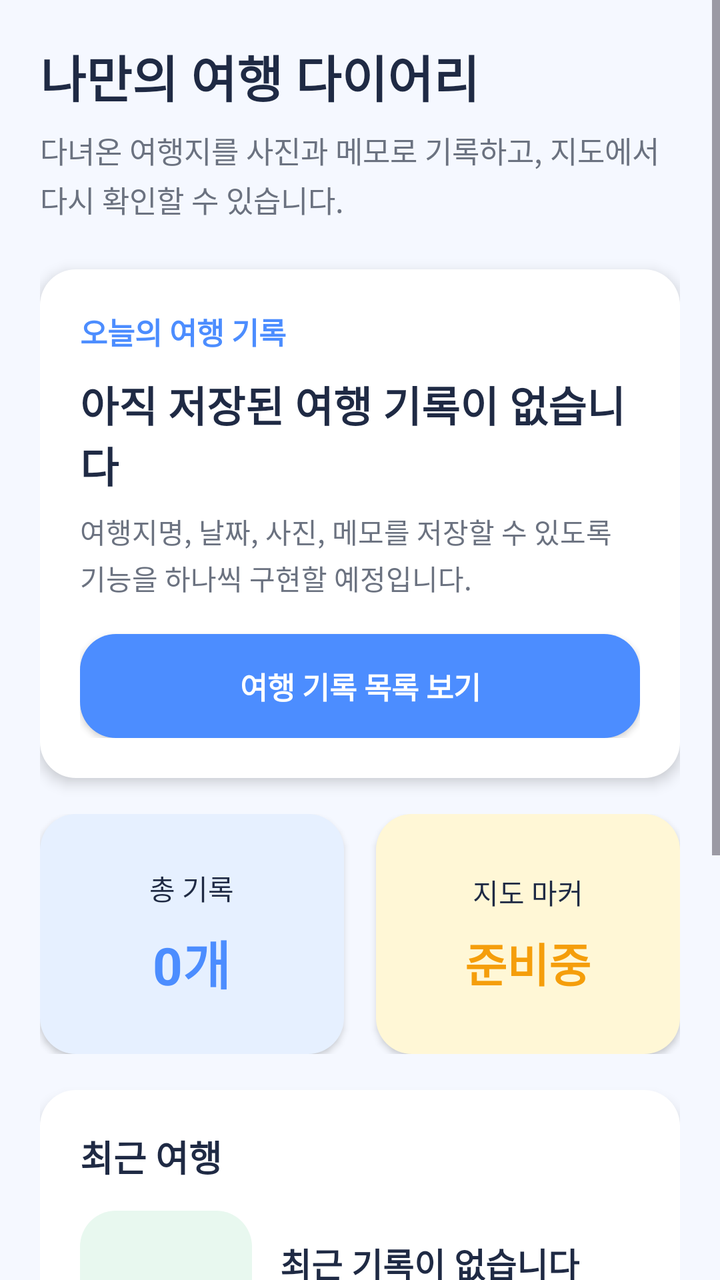
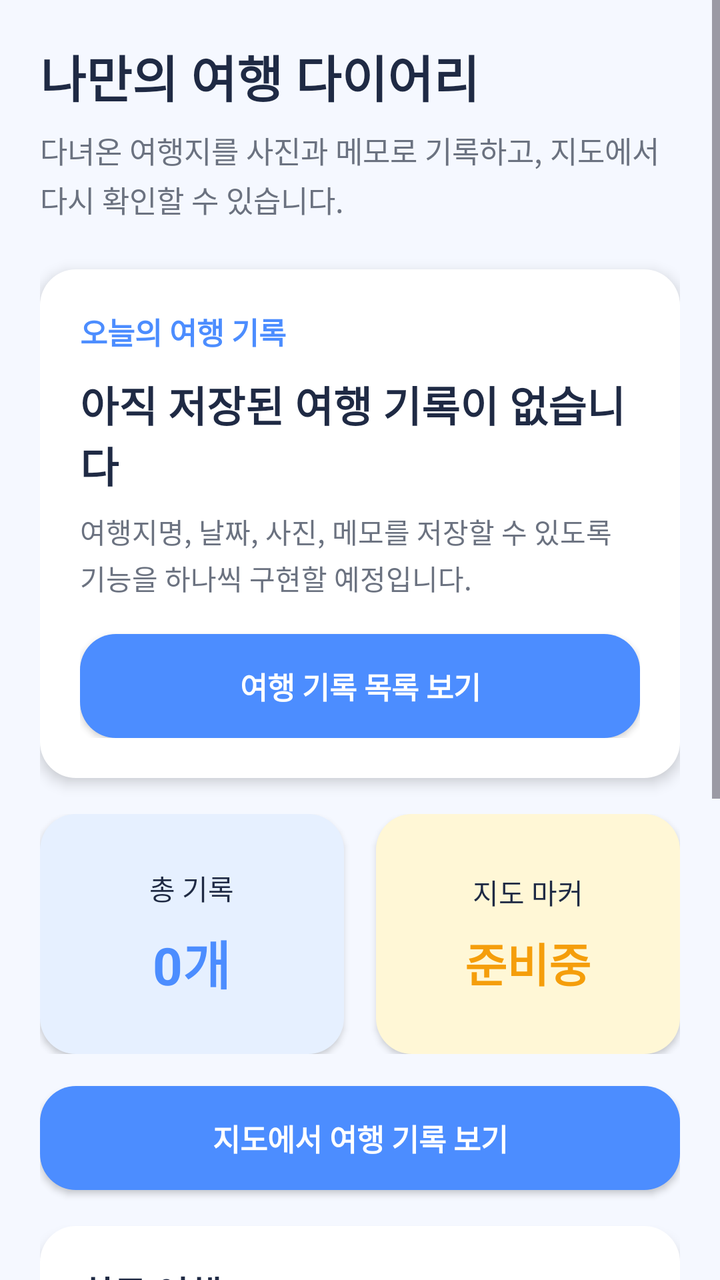

Compare the two renders of this Android layout. The source of the first and the diff that turns it into the second are given below.
<!-- AndroidManifest.xml: application theme Theme.TravelRecordApp -->
<!-- res/layout/fragment_home.xml -->
<?xml version="1.0" encoding="utf-8"?>
<ScrollView xmlns:android="http://schemas.android.com/apk/res/android"
    android:layout_width="match_parent"
    android:layout_height="match_parent"
    android:background="@color/travel_bg"
    android:fillViewport="true">

    <LinearLayout
        android:layout_width="match_parent"
        android:layout_height="wrap_content"
        android:orientation="vertical"
        android:padding="20dp">

        <TextView
            android:id="@+id/tvHomeTitle"
            android:layout_width="match_parent"
            android:layout_height="wrap_content"
            android:text="@string/home_title"
            android:textColor="@color/travel_dark"
            android:textSize="25sp"
            android:textStyle="bold" />

        <TextView
            android:id="@+id/tvHomeDesc"
            android:layout_width="match_parent"
            android:layout_height="wrap_content"
            android:layout_marginTop="8dp"
            android:lineSpacingExtra="3dp"
            android:text="@string/home_desc"
            android:textColor="@color/travel_gray"
            android:textSize="15sp" />

        <LinearLayout
            android:id="@+id/cardToday"
            android:layout_width="match_parent"
            android:layout_height="wrap_content"
            android:layout_marginTop="24dp"
            android:background="@drawable/bg_card_white"
            android:elevation="4dp"
            android:orientation="vertical"
            android:padding="20dp">

            <TextView
                android:layout_width="match_parent"
                android:layout_height="wrap_content"
                android:text="오늘의 여행 기록"
                android:textColor="@color/travel_blue"
                android:textSize="15sp"
                android:textStyle="bold" />

            <TextView
                android:id="@+id/tvTodayMessage"
                android:layout_width="match_parent"
                android:layout_height="wrap_content"
                android:layout_marginTop="10dp"
                android:text="아직 저장된 여행 기록이 없습니다"
                android:textColor="@color/travel_dark"
                android:textSize="21sp"
                android:textStyle="bold" />

            <TextView
                android:layout_width="match_parent"
                android:layout_height="wrap_content"
                android:layout_marginTop="8dp"
                android:lineSpacingExtra="3dp"
                android:text="여행지명, 날짜, 사진, 메모를 저장할 수 있도록 기능을 하나씩 구현할 예정입니다."
                android:textColor="@color/travel_gray"
                android:textSize="14sp" />

            <Button
                android:id="@+id/btnGoList"
                android:layout_width="match_parent"
                android:layout_height="52dp"
                android:layout_marginTop="18dp"
                android:background="@drawable/bg_primary_button"
                android:text="여행 기록 목록 보기"
                android:textAllCaps="false"
                android:textColor="@color/white"
                android:textSize="15sp"
                android:textStyle="bold" />

        </LinearLayout>

        <LinearLayout
            android:id="@+id/summaryArea"
            android:layout_width="match_parent"
            android:layout_height="120dp"
            android:layout_marginTop="18dp"
            android:orientation="horizontal">

            <LinearLayout
                android:layout_width="0dp"
                android:layout_height="match_parent"
                android:layout_marginEnd="8dp"
                android:layout_weight="1"
                android:background="@drawable/bg_card_blue"
                android:elevation="2dp"
                android:gravity="center"
                android:orientation="vertical"
                android:padding="12dp">

                <TextView
                    android:layout_width="wrap_content"
                    android:layout_height="wrap_content"
                    android:text="총 기록"
                    android:textColor="@color/travel_dark"
                    android:textSize="14sp" />

                <TextView
                    android:id="@+id/tvTotalCount"
                    android:layout_width="wrap_content"
                    android:layout_height="wrap_content"
                    android:layout_marginTop="8dp"
                    android:text="0개"
                    android:textColor="@color/travel_blue"
                    android:textSize="26sp"
                    android:textStyle="bold" />

            </LinearLayout>

            <LinearLayout
                android:layout_width="0dp"
                android:layout_height="match_parent"
                android:layout_marginStart="8dp"
                android:layout_weight="1"
                android:background="@drawable/bg_card_yellow"
                android:elevation="2dp"
                android:gravity="center"
                android:orientation="vertical"
                android:padding="12dp">

                <TextView
                    android:layout_width="wrap_content"
                    android:layout_height="wrap_content"
                    android:text="지도 마커"
                    android:textColor="@color/travel_dark"
                    android:textSize="14sp" />

                <TextView
                    android:id="@+id/tvMarkerStatus"
                    android:layout_width="wrap_content"
                    android:layout_height="wrap_content"
                    android:layout_marginTop="8dp"
                    android:text="준비중"
                    android:textColor="@color/travel_orange"
                    android:textSize="23sp"
                    android:textStyle="bold" />

            </LinearLayout>

        </LinearLayout>

        <LinearLayout
            android:id="@+id/cardRecent"
            android:layout_width="match_parent"
            android:layout_height="wrap_content"
            android:layout_marginTop="18dp"
            android:background="@drawable/bg_card_white"
            android:elevation="4dp"
            android:orientation="vertical"
            android:padding="20dp">

            <TextView
                android:layout_width="match_parent"
                android:layout_height="wrap_content"
                android:text="최근 여행"
                android:textColor="@color/travel_dark"
                android:textSize="18sp"
                android:textStyle="bold" />

            <LinearLayout
                android:layout_width="match_parent"
                android:layout_height="96dp"
                android:layout_marginTop="14dp"
                android:orientation="horizontal">

                <TextView
                    android:layout_width="86dp"
                    android:layout_height="86dp"
                    android:background="@drawable/bg_card_green"
                    android:gravity="center"
                    android:text="PHOTO"
                    android:textColor="@color/travel_green"
                    android:textSize="13sp"
                    android:textStyle="bold" />

                <LinearLayout
                    android:layout_width="0dp"
                    android:layout_height="match_parent"
                    android:layout_marginStart="14dp"
                    android:layout_weight="1"
                    android:gravity="center_vertical"
                    android:orientation="vertical">

                    <TextView
                        android:layout_width="match_parent"
                        android:layout_height="wrap_content"
                        android:text="최근 기록이 없습니다"
                        android:textColor="@color/travel_dark"
                        android:textSize="17sp"
                        android:textStyle="bold" />

                    <TextView
                        android:layout_width="match_parent"
                        android:layout_height="wrap_content"
                        android:layout_marginTop="6dp"
                        android:text="여행 기록을 추가하면 이곳에 최근 여행지가 표시됩니다."
                        android:textColor="@color/travel_gray"
                        android:textSize="13sp" />

                </LinearLayout>

            </LinearLayout>

        </LinearLayout>

        <LinearLayout
            android:id="@+id/cardPlan"
            android:layout_width="match_parent"
            android:layout_height="wrap_content"
            android:layout_marginTop="18dp"
            android:layout_marginBottom="24dp"
            android:background="@drawable/bg_card_white"
            android:elevation="4dp"
            android:orientation="vertical"
            android:padding="20dp">

            <TextView
                android:layout_width="match_parent"
                android:layout_height="wrap_content"
                android:text="다음 구현 예정"
                android:textColor="@color/travel_dark"
                android:textSize="18sp"
                android:textStyle="bold" />

            <TextView
                android:layout_width="match_parent"
                android:layout_height="wrap_content"
                android:layout_marginTop="12dp"
                android:lineSpacingExtra="5dp"
                android:text="• 여행 기록 목록 RecyclerView 구현\n• 여행 기록 데이터 클래스 작성\n• SQLiteOpenHelper 기반 DBHelper 구현\n• 기록 추가, 수정, 삭제 기능 연결"
                android:textColor="@color/travel_gray"
                android:textSize="14sp" />

        </LinearLayout>

    </LinearLayout>

</ScrollView>
<!-- resources referenced by this layout -->
<resources>
  <color name="travel_bg">#F5F8FF</color>
  <color name="travel_blue">#4C8DFF</color>
  <color name="travel_dark">#1F2A44</color>
  <color name="travel_gray">#6B7280</color>
  <color name="travel_green">#21A67A</color>
  <color name="travel_orange">#F59E0B</color>
  <color name="white">#FFFFFFFF</color>
  <!-- drawable bg_card_blue (drawable) -->
  <?xml version="1.0" encoding="utf-8"?>
  <shape xmlns:android="http://schemas.android.com/apk/res/android">
      <solid android:color="@color/card_blue" />
      <corners android:radius="18dp" />
  </shape>
  <!-- drawable bg_card_green (drawable) -->
  <?xml version="1.0" encoding="utf-8"?>
  <shape xmlns:android="http://schemas.android.com/apk/res/android">
      <solid android:color="@color/card_green" />
      <corners android:radius="18dp" />
  </shape>
  <!-- drawable bg_card_white (drawable) -->
  <?xml version="1.0" encoding="utf-8"?>
  <shape xmlns:android="http://schemas.android.com/apk/res/android">
      <solid android:color="@color/white" />
      <corners android:radius="18dp" />
  </shape>
  <!-- drawable bg_card_yellow (drawable) -->
  <?xml version="1.0" encoding="utf-8"?>
  <shape xmlns:android="http://schemas.android.com/apk/res/android">
      <solid android:color="@color/card_yellow" />
      <corners android:radius="18dp" />
  </shape>
  <!-- drawable bg_primary_button (drawable) -->
  <?xml version="1.0" encoding="utf-8"?>
  <shape xmlns:android="http://schemas.android.com/apk/res/android">
      <solid android:color="@color/travel_blue" />
      <corners android:radius="18dp" />
  </shape>
  <string name="home_desc">다녀온 여행지를 사진과 메모로 기록하고, 지도에서 다시 확인할 수 있습니다.</string>
  <string name="home_title">나만의 여행 다이어리</string>
  <style name="Theme.TravelRecordApp" parent="Base.Theme.TravelRecordApp" />
  <color name="card_blue">#E6F0FF</color>
  <color name="card_green">#E8F8EF</color>
  <color name="card_yellow">#FFF7D6</color>
  <style name="Base.Theme.TravelRecordApp" parent="Theme.Material3.DayNight.NoActionBar">
          
          
      </style>
</resources>

<!-- the commit's change to res/layout/fragment_home.xml (unified diff, before → after) -->
@@ -59,6 +59,7 @@
                 android:textStyle="bold" />
 
             <TextView
+                android:id="@+id/tvTodaySubMessage"
                 android:layout_width="match_parent"
                 android:layout_height="wrap_content"
                 android:layout_marginTop="8dp"
@@ -119,6 +120,7 @@
             </LinearLayout>
 
             <LinearLayout
+                android:id="@+id/cardMapShortcut"
                 android:layout_width="0dp"
                 android:layout_height="match_parent"
                 android:layout_marginStart="8dp"
@@ -150,6 +152,18 @@
 
         </LinearLayout>
 
+        <Button
+            android:id="@+id/btnGoMap"
+            android:layout_width="match_parent"
+            android:layout_height="52dp"
+            android:layout_marginTop="16dp"
+            android:background="@drawable/bg_primary_button"
+            android:text="지도에서 여행 기록 보기"
+            android:textAllCaps="false"
+            android:textColor="@color/white"
+            android:textSize="15sp"
+            android:textStyle="bold" />
+
         <LinearLayout
             android:id="@+id/cardRecent"
             android:layout_width="match_parent"
@@ -193,6 +207,7 @@
                     android:orientation="vertical">
 
                     <TextView
+                        android:id="@+id/tvRecentPlace"
                         android:layout_width="match_parent"
                         android:layout_height="wrap_content"
                         android:text="최근 기록이 없습니다"
@@ -201,6 +216,7 @@
                         android:textStyle="bold" />
 
                     <TextView
+                        android:id="@+id/tvRecentMemo"
                         android:layout_width="match_parent"
                         android:layout_height="wrap_content"
                         android:layout_marginTop="6dp"
@@ -238,7 +254,7 @@
                 android:layout_height="wrap_content"
                 android:layout_marginTop="12dp"
                 android:lineSpacingExtra="5dp"
-                android:text="• 여행 기록 목록 RecyclerView 구현\n• 여행 기록 데이터 클래스 작성\n• SQLiteOpenHelper 기반 DBHelper 구현\n• 기록 추가, 수정, 삭제 기능 연결"
+                android:text="• 여행 기록 추가 Activity 구현\n• 상세 화면 이동 구현\n• 수정 및 삭제 기능 구현\n• 사진 선택 Intent 연결"
                 android:textColor="@color/travel_gray"
                 android:textSize="14sp" />
 
